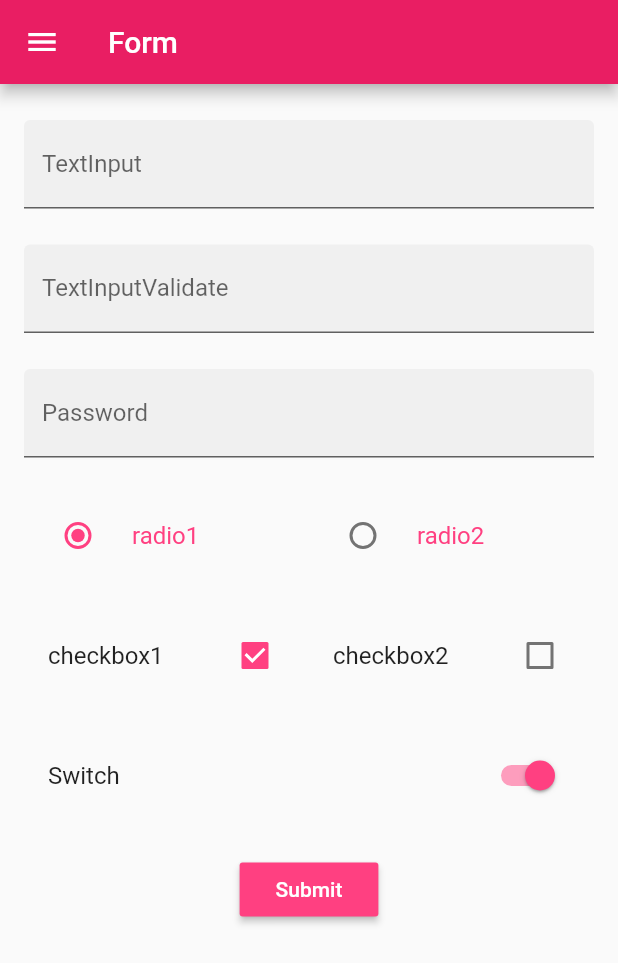
After one commit to zangxx66/FlutterTemplate, a Flutter app: the screen it shows after launch, in the side drawer, after a tap on "Form", on a phone screen of 412 x 824 dp. The commit adds this screen. Shown: the top 963 px of the screen. Run offline on Flutter 3.47's test engine with Material 2 defaults, Android fonts, the phone set to English and light mode, and no system bars; our stand-ins replace dio, fluttertoast, permission_handler.

Commit message:
add form page

```diff
--- a/lib/main.dart
+++ b/lib/main.dart
@@ -22,7 +22,6 @@ class MyApp extends StatelessWidget {
         primaryColor: Colors.pink,
         accentColor: Colors.pinkAccent,
       ),
-      debugShowCheckedModeBanner: false,
       initialRoute: "/startup",
       onGenerateRoute: onGenerateRoute,
     );
--- a/lib/router/index.dart
+++ b/lib/router/index.dart
@@ -3,13 +3,15 @@ import 'package:Ricardo/views/Login/index.dart';
 import 'package:Ricardo/views/Home/index.dart';
 import 'package:Ricardo/views/ListView/index.dart';
 import 'package:Ricardo/views/SplanshScreen/index.dart';
+import 'package:Ricardo/views/Form/index.dart';
 
 // Route separation
 final Map<String, WidgetBuilder> routes = {
   "/":(context) => Home(),
   "/startup":(context) => SplanshScreen(),
   "/login":(context) => Login(),
-  "/listview":(context) => ListViewPage()
+  "/listview":(context) => ListViewPage(),
+  "/form":(context) => FormPage()
 };
 
 final onGenerateRoute = (RouteSettings settings) {
--- /dev/null
+++ b/lib/views/Form/index.dart
@@ -0,0 +1,138 @@
+import 'package:flutter/gestures.dart';
+import 'package:flutter/material.dart';
+import 'package:Ricardo/widget/Drawer/index.dart';
+import 'package:Ricardo/widget/ExitDialog/index.dart';
+import 'package:Ricardo/views/Form/widget/TextInput.dart';
+import 'package:Ricardo/views/Form/widget/RadioWidget.dart';
+import 'package:Ricardo/views/Form/widget/CheckboxWidget.dart';
+import 'package:Ricardo/views/Form/widget/SwitchWidget.dart';
+
+class FormPage extends StatefulWidget {
+  @override
+  State<StatefulWidget> createState() {
+    return new _FormPage();
+  }
+}
+
+class _FormPage extends State<FormPage> {
+  @override
+  Widget build(BuildContext context) {
+    return Scaffold(
+      appBar: AppBar(
+        title: Text("Form"),
+      ),
+      drawer: DrawerState(),
+      body: ExitDialog(
+        Scaffold(
+          body: _TextForm(),
+        )
+      ),
+    );
+  }
+}
+
+class _TextForm extends StatefulWidget {
+  @override
+  _TextFormState createState() => _TextFormState();
+}
+
+class _TextFormState extends State<_TextForm>  {
+  final GlobalKey<ScaffoldState> _scafflodKey = GlobalKey<ScaffoldState>();
+  final GlobalKey<FormState> _formKey = GlobalKey<FormState>();
+  bool _autoValidate = false;
+
+  void _showInSnackBar(String value) {
+    _scafflodKey.currentState.showSnackBar(SnackBar(content: Text(value)));
+  }
+
+  void _submit() {
+    final form = _formKey.currentState;
+    if(!form.validate()){
+      _autoValidate = true;
+    }else{
+      // do something
+      //
+      _showInSnackBar("You clicked submit button!");
+    }
+  }
+
+  @override
+  Widget build(BuildContext context) {
+    const _sizeBoxSpace = SizedBox(height: 24);
+    bool _obscureText = true;
+
+    String _validate(String value) {
+      if(value.isEmpty) {
+        return "Please enter some words";
+      }
+      return null;
+    }
+
+    // raido
+    String rvalue = "one";
+    void _radio(String value) {
+      rvalue = value;
+    }
+
+    // checkbox
+    bool checkvalue = true;
+    void _check(bool value) {
+      checkvalue = value;
+    }
+
+    // switch
+    bool switchvalue = true;
+    void _switch(bool value) {
+      switchvalue = value;
+    }
+
+    return Scaffold(
+      key: _scafflodKey,
+      body: Form(
+        key: _formKey,
+        autovalidate: _autoValidate,
+        child: Scrollbar(
+          child: SingleChildScrollView(
+            dragStartBehavior: DragStartBehavior.down,
+            padding: EdgeInsets.symmetric(horizontal: 16),
+            child: Column(
+              crossAxisAlignment: CrossAxisAlignment.stretch,
+              children: <Widget>[
+                _sizeBoxSpace,
+                TextInput(
+                  "TextInput",
+                ),
+                _sizeBoxSpace,
+                TextInput(
+                  "TextInputValidate",
+                  validator: _validate,
+                ),
+                _sizeBoxSpace,
+                TextInput(
+                  "Password",
+                  validator: _validate,
+                  obscureText: _obscureText,
+                ),
+                _sizeBoxSpace,
+                RadioWidget(rvalue, _radio),
+                _sizeBoxSpace,
+                CheckboxWidget(checkvalue, _check),
+                _sizeBoxSpace,
+                SwitchWidget(switchvalue, _switch),
+                _sizeBoxSpace,
+                Center(
+                  child: RaisedButton(
+                    color: Theme.of(context).accentColor,
+                    textTheme: ButtonTextTheme.primary,
+                    child: Text("Submit"),
+                    onPressed: _submit,
+                  ),
+                )
+              ],
+            ),
+          ),
+        ),
+      ),
+    );
+  }
+}
--- /dev/null
+++ b/lib/views/Form/widget/CheckboxWidget.dart
@@ -0,0 +1,59 @@
+import 'package:flutter/material.dart';
+
+class CheckboxWidget extends StatefulWidget {
+  bool _selected;
+  var _onchange;
+  CheckboxWidget(bool selected, var onchange) {
+    _selected = selected;
+    _onchange = onchange;
+  }
+
+  @override
+  State<StatefulWidget> createState() {
+    return new _CheckboxWidget(_selected, _onchange);
+  }
+}
+
+class _CheckboxWidget extends State<CheckboxWidget> {
+  bool _selected;
+  var _onchange;
+  _CheckboxWidget(bool selected, var onchange) {
+    _selected = selected;
+    _onchange = onchange;
+  }
+
+  @override
+  Widget build(BuildContext context) {
+    return Row(
+      mainAxisAlignment: MainAxisAlignment.start,
+      children: <Widget>[
+        Flexible(
+          child: CheckboxListTile(
+            title: Text("checkbox1"),
+            value: _selected,
+            controlAffinity: ListTileControlAffinity.platform,
+            onChanged: (value) {
+              _onchange(value);
+              setState(() {
+                _selected = value;
+              });
+            },
+          ),
+        ),
+        Flexible(
+          child: CheckboxListTile(
+            title: Text("checkbox2"),
+            value: !_selected,
+            controlAffinity: ListTileControlAffinity.platform,
+            onChanged: (value) {
+              _onchange(value);
+              setState(() {
+                _selected = !value;
+              });
+            },
+          ),
+        )
+      ],
+    );
+  }
+}
--- /dev/null
+++ b/lib/views/Form/widget/RadioWidget.dart
@@ -0,0 +1,65 @@
+import 'package:flutter/material.dart';
+
+class RadioWidget extends StatefulWidget {
+  String _value;
+  var _onchange;
+  RadioWidget(String value, var onchange) {
+    _value = value;
+    _onchange = onchange;
+  }
+  @override
+  State<StatefulWidget> createState() {
+    return new _RadioWidget(_value, _onchange);
+  }
+}
+
+class _RadioWidget extends State<RadioWidget> {
+  String _value = "";
+  var _onchange;
+  _RadioWidget(String value, var onchange) {
+    _value = value;
+    _onchange = onchange;
+  }
+
+  void _change(String value){
+    setState(() {
+      _value = value;
+    });
+  }
+
+  @override
+  Widget build(BuildContext context) {
+
+    return Row(
+      mainAxisAlignment: MainAxisAlignment.start,
+      children: <Widget>[
+        Flexible(
+          child: RadioListTile(
+            title: Text("radio1"),
+            value: "one",
+            groupValue: _value,
+            onChanged: (_value){
+              _onchange(_value);
+              _change(_value);
+            },
+            selected: true,
+            controlAffinity: ListTileControlAffinity.platform,
+          ),
+        ),
+        Flexible(
+          child: RadioListTile(
+            title: Text("radio2"),
+            value: "two",
+            groupValue: _value,
+            onChanged: (_value){
+              _onchange(_value);
+              _change(_value);
+            },
+            selected: true,
+            controlAffinity: ListTileControlAffinity.platform,
+          ),
+        )
+      ],
+    );
+  }
+}
--- /dev/null
+++ b/lib/views/Form/widget/SwitchWidget.dart
@@ -0,0 +1,38 @@
+import 'package:flutter/material.dart';
+
+class SwitchWidget extends StatefulWidget {
+  bool _switch;
+  var _onchange;
+  SwitchWidget(bool argswitch,var onchange){
+    _switch = argswitch;
+    _onchange = onchange;
+  }
+
+  @override
+  State<StatefulWidget> createState() {
+    return new _SwitchWidget(_switch,_onchange);
+  }
+}
+
+class _SwitchWidget extends State<SwitchWidget> {
+  bool _switch;
+  var _onchange;
+  _SwitchWidget(bool argswitch,var onchange){
+    _switch = argswitch;
+    _onchange = onchange;
+  }
+
+  @override
+  Widget build(BuildContext context) {
+    return SwitchListTile(
+      title: Text("Switch"),
+      value: _switch,
+      onChanged: (value) {
+        _onchange(value);
+        setState(() {
+          _switch = value;
+        });
+      },
+    );
+  }
+}
--- /dev/null
+++ b/lib/views/Form/widget/TextInput.dart
@@ -0,0 +1,43 @@
+import 'package:flutter/material.dart';
+
+class TextInput extends StatefulWidget {
+  String _label = "TextInput";
+  var _validate;
+  bool _obscureText = true;
+
+  TextInput(String label,{var validator,bool obscureText}){
+    _label = label;
+    _validate = validator;
+    _obscureText = obscureText;
+  }
+  @override
+  State<StatefulWidget> createState() {
+    return new _TextInput(_label,validator: _validate,obscureText: _obscureText);
+  }
+}
+
+class _TextInput extends State<TextInput> {
+  String _label = "TextInput";
+  var _validate;
+  bool _obscureText = true;
+
+  _TextInput(String label,{var validator,bool obscureText}){
+    _label = label;
+     _validate = validator;
+     _obscureText = obscureText;
+  }
+  @override
+  Widget build(BuildContext context) {
+    final _cursorColor = Theme.of(context).cursorColor;
+
+    return TextFormField(
+      cursorColor: _cursorColor,
+      obscureText: _obscureText ?? false,
+      decoration: InputDecoration(
+        filled: true,
+        labelText: _label
+      ),
+      validator: _validate ?? null,
+    );
+  }
+}
--- a/lib/views/ListView/widget/listview.dart
+++ b/lib/views/ListView/widget/listview.dart
@@ -1,4 +1,3 @@
-import 'package:flutter/gestures.dart';
 import 'package:flutter/material.dart';
 import 'package:fluttertoast/fluttertoast.dart';
 import 'package:Ricardo/api/serve.dart';
--- a/lib/views/Login/index.dart
+++ b/lib/views/Login/index.dart
@@ -66,7 +66,6 @@ class TextFormState extends State<TextForm> {
     final form = _formKey.currentState;
     if (!form.validate()) {
       _autoValidate = true;
-      showInSnackBar("Oops!");
     } else {
       form.save();
       // do something
--- a/lib/views/SplanshScreen/index.dart
+++ b/lib/views/SplanshScreen/index.dart
@@ -1,6 +1,8 @@
 import 'dart:async';
 import 'package:flutter/material.dart';
+import 'package:permission_handler/permission_handler.dart';
 import 'package:Ricardo/views/Home/index.dart';
+import 'package:Ricardo/widget/ExitDialog/index.dart';
 
 class SplanshScreen extends StatefulWidget {
   @override
@@ -11,30 +13,39 @@ class SplanshScreen extends StatefulWidget {
 
 class _SplanshScreen extends State<SplanshScreen> {
   startTime() async {
-    var _duration = new Duration(seconds: 8);
+    var _duration = new Duration(seconds: 3);
     return new Timer(_duration, navigationPage);
   }
 
   void navigationPage() {
-    Navigator.pushReplacement(context,
-    MaterialPageRoute(builder:(context) => Home()));
+    Navigator.pushReplacement(
+        context, MaterialPageRoute(builder: (context) => Home()));
+  }
+
+  Future requestPermission() async {
+    Map<PermissionGroup, PermissionStatus> permissions =
+        await PermissionHandler().requestPermissions([PermissionGroup.storage]);
+    PermissionStatus permission = await PermissionHandler()
+        .checkPermissionStatus(PermissionGroup.storage);
+    if (permission != PermissionStatus.granted) {
+      await PermissionHandler().openAppSettings();
+    } else {
+      startTime();
+    }
   }
 
   @override
   void initState() {
     super.initState();
-    startTime();
+    requestPermission();
   }
 
   @override
-  Widget build(BuildContext context){
+  Widget build(BuildContext context) {
     return new Scaffold(
-      body: Image.asset(
-        "assets/images/launch.jpg",
-        width:double.infinity,
-        height:double.infinity,
-        fit:BoxFit.fill
-      )
-    );
+        body: ExitDialog(Scaffold(
+      body: Image.asset("assets/images/launch.jpg",
+          width: double.infinity, height: double.infinity, fit: BoxFit.fill),
+    )));
   }
 }
--- a/lib/widget/Drawer/index.dart
+++ b/lib/widget/Drawer/index.dart
@@ -37,6 +37,12 @@ class _DrawerState extends State<DrawerState> {
               }
             ),
             ListTile(
+              title: Text("Form"),
+              onTap: () {
+                Navigator.of(context).pushReplacementNamed("/form");
+              },
+            ),
+            ListTile(
               title:Text("Exit"),
               onTap: (){
                 //do something
--- a/lib/widget/ExitDialog/index.dart
+++ b/lib/widget/ExitDialog/index.dart
@@ -1,5 +1,6 @@
 import 'dart:async';
 import 'package:flutter/material.dart';
+import 'package:flutter/services.dart';
 
 class ExitDialog extends StatefulWidget {
   Scaffold _scaffold;
@@ -21,7 +22,7 @@ class _ExitDialog extends State<ExitDialog> {
   Future<bool> _onBackPressed() {
     int nowTime = new DateTime.now().microsecondsSinceEpoch;
     if (_lastClickTime != 0 && nowTime - _lastClickTime > 1500) {
-      return new Future.value(true);
+      return SystemChannels.platform.invokeMethod("SystemNavigator.pop");
     } else {
       Scaffold.of(context)
           .showSnackBar(SnackBar(content: Text('Click again to exist!.')));
```
Also changed, not shown: 3 other files.
